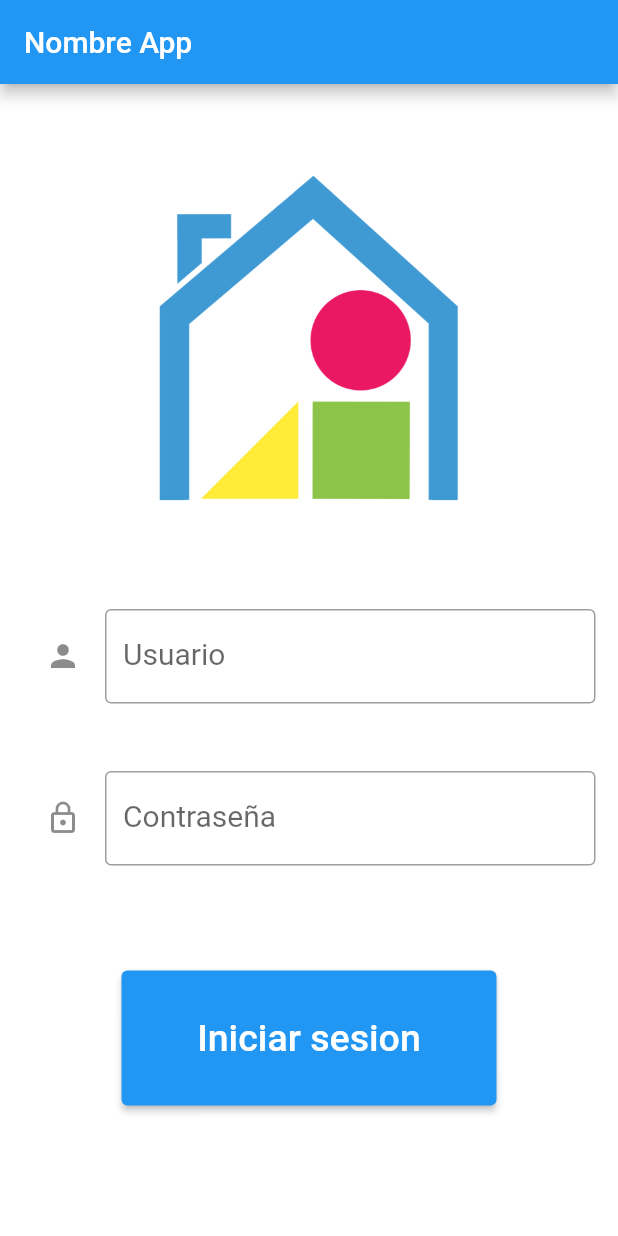
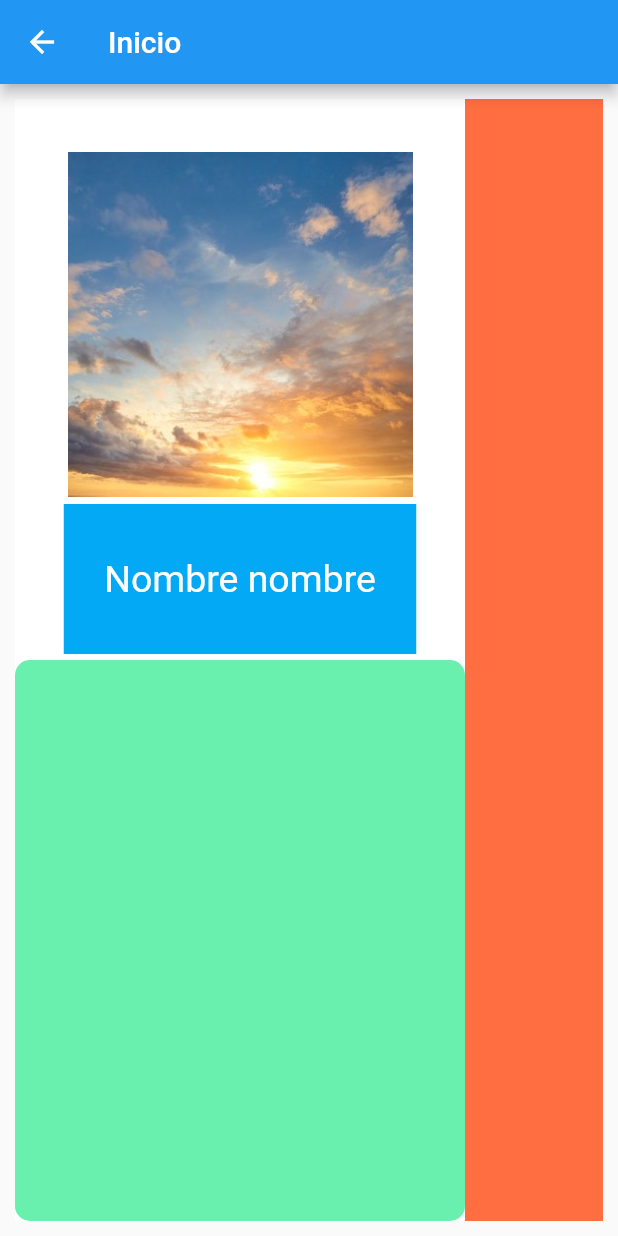
Before and after one commit to manuelsanchezjimenez/FLUTTER_DGP, a Flutter app: the screen it shows after launch, after a tap on "Iniciar sesion", on a phone screen of 412 x 824 dp. Run offline on Flutter 3.47's test engine with Material 2 defaults, Android fonts, the phone set to English and light mode, and no system bars; Roboto replaces fonts that are missing (Sifonn).

Commit message:
Comienzo interfaz pág principal
He comenzado a hacer la interfaz de la página principal del alumno. Sólo he conseguid poner la foto de perfil y el nombre. También he conseguido dividir la pantalla en las tres secciones deseadas.

```diff
--- /dev/null
+++ b/lib/homepage.dart
@@ -0,0 +1,155 @@
+/*
+import 'package:flutter/cupertino.dart';
+import 'package:flutter/material.dart';
+
+class MyHomePage extends StatefulWidget {
+
+  @override
+  State<MyHomePage> createState() => _MyHomePageState();
+}
+
+class _MyHomePageState extends State<MyHomePage> {
+  int _counter = 0;
+
+  void _incrementCounter() {
+    setState(() {
+      _counter++;
+    });
+  }
+
+  @override
+  Widget build(BuildContext context) {
+    return Scaffold(
+      appBar: AppBar(
+        title: Text("Nombre aplicación"),
+      ),
+      body: Center(
+        child: Column(
+
+          mainAxisAlignment: MainAxisAlignment.center,
+          children: <Widget>[
+            const Text(
+              'You have pushed the button this many times:',
+            ),
+            Text(
+              '$_counter',
+              style: Theme.of(context).textTheme.headline4,
+            ),
+          ],
+        ),
+      ),
+      floatingActionButton: FloatingActionButton(
+        onPressed: _incrementCounter,
+        tooltip: 'Increment',
+        child: const Icon(Icons.add),
+      ), // This trailing comma makes auto-formatting nicer for build methods.
+    );
+  }
+}
+*/
+
+import 'package:flutter/cupertino.dart';
+import 'package:flutter/material.dart';
+
+class HomePage extends StatefulWidget {
+  @override
+  _HomePageState createState() => _HomePageState();
+}
+
+class _HomePageState extends State<HomePage> {
+  get width => null;
+
+  Widget crearBody(BuildContext context) {
+    return Container(
+      padding: const EdgeInsets.all(10),
+      child: Row(
+        children: [
+          Container(
+            child: Container(
+              width: 300,
+              decoration: BoxDecoration(
+                color: Colors.white,
+              ),
+              child: Column(
+                children: [
+                  Expanded(
+                    child: Column(
+                      children: [
+                        Padding(
+                          padding: EdgeInsets.only(left: 15.0, right: 15.0, top: 30, bottom: 0), // Márgenes
+                          child: Container(
+                            decoration: BoxDecoration(
+                              color: Colors.white,
+                            ),
+                            child: SizedBox(
+                                width: 240,
+                                height: 240,
+                                child: Padding(
+                                    padding: EdgeInsets.symmetric(
+                                        horizontal: 5, vertical: 5),
+                                    child: Image.asset('assets/default.jpg'))),
+                          ),
+                        ),
+                        Padding(
+                          padding: const EdgeInsets.symmetric(
+                              horizontal: 0, vertical: 0),
+                          child: Container(
+                            decoration: const BoxDecoration(
+                              color: Colors.lightBlue,
+                            ),
+                            child: const SizedBox(
+                                width: 235,
+                                height: 100,
+                                child: Padding(
+                                    padding: EdgeInsets.symmetric(
+                                        horizontal: 10, vertical: 10),
+                                  child: Center(
+                                    child: Text(
+                                      'Nombre nombre',
+                                      textAlign: TextAlign.center,
+                                      style: TextStyle(color: Colors.white, fontSize: 25),
+                                    ),
+                                  )
+
+                                )),
+                          ),
+                        )
+                      ],
+                    ),
+                  ),
+                  Expanded(
+                    child: Container(
+                      decoration: BoxDecoration(
+                        borderRadius: BorderRadius.circular(10),
+                        color: Colors.greenAccent,
+                      ),
+                    ),
+                  ),
+                ],
+              ),
+            ),
+          ),
+          Expanded(
+            child: Container(
+              decoration: BoxDecoration(
+                color: Colors.deepOrangeAccent,
+              ),
+            ),
+          ),
+        ],
+      ),
+    );
+  }
+
+  @override
+  Widget build(BuildContext context) {
+    return Scaffold(
+      appBar: AppBar(
+          title: Text(
+        "Inicio",
+        style: TextStyle(fontFamily: 'Sifonn'),
+      )),
+      body: crearBody(context),
+    );
+  }
+}
--- a/lib/login.dart
+++ b/lib/login.dart
@@ -1,4 +1,6 @@
 import 'package:flutter/material.dart';
+
+import 'homepage.dart';
 
 class Login extends StatefulWidget {
   @override
@@ -88,7 +90,10 @@ class LoginState extends State<Login> {
             width: 250,
             decoration: BoxDecoration(borderRadius: BorderRadius.circular(20)), // Borde redondo
             child: ElevatedButton( // Botón
-              onPressed: () {},
+              onPressed: () {
+                Navigator.push(
+                    context, MaterialPageRoute(builder: (_) => HomePage()));
+              },
               child: Text(
                 'Iniciar sesion',
                 style: TextStyle(color: Colors.white, fontSize: 25),
```
Also changed, not shown: assets/default.jpg (added).
